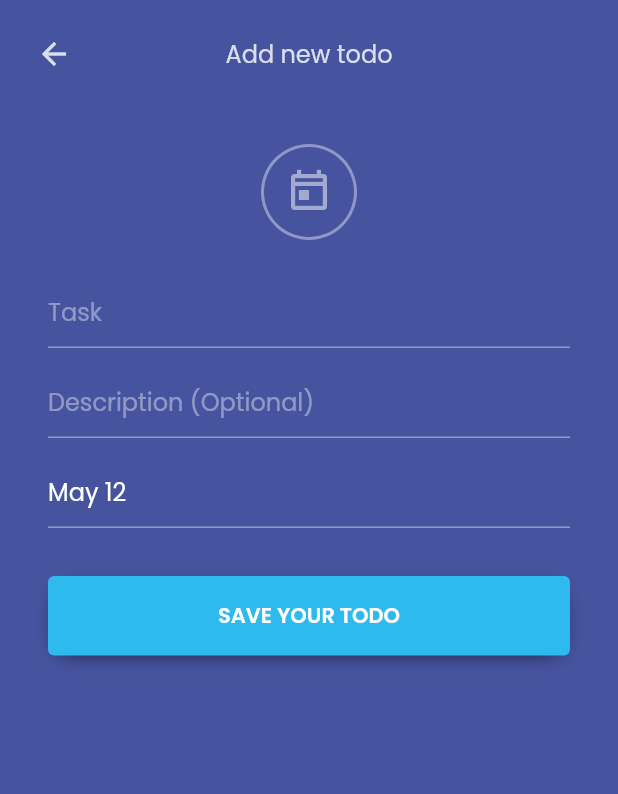
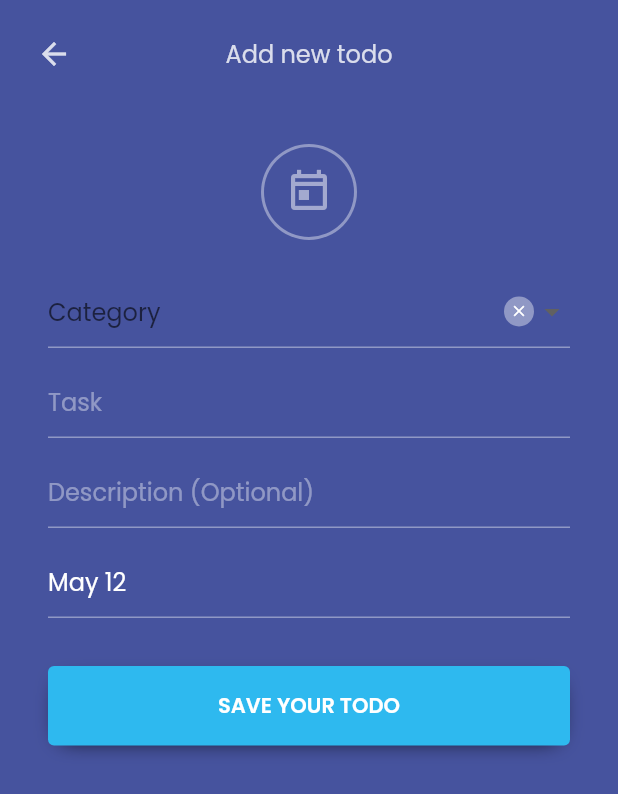
Before and after one commit to surajboniwal/elred, a Flutter app: the AddTodoScreen screen opened directly, on a phone screen of 412 x 824 dp. Shown: the top 794 px of the screen. Run offline on Flutter 3.47's test engine with Material 2 defaults, Android fonts, the phone set to English and light mode, and no system bars; our stand-ins replace cloud_firestore, firebase_auth, firebase_core, get_it, google_sign_in; accounts and stored records are empty.

Commit message:
UI changes and features

```diff
--- a/lib/features/todo/models/todo.dart
+++ b/lib/features/todo/models/todo.dart
@@ -1,3 +1,4 @@
+// ignore_for_file: public_member_api_docs, sort_constructors_first
 import 'dart:convert';
 
 import 'package:cloud_firestore/cloud_firestore.dart';
@@ -7,6 +8,7 @@ class Todo {
   final String task;
   final String description;
   final DateTime date;
+  final String category;
   final bool completed;
 
   Todo({
@@ -14,6 +16,7 @@ class Todo {
     required this.task,
     required this.description,
     required this.date,
+    required this.category,
     required this.completed,
   });
 
@@ -22,6 +25,7 @@ class Todo {
     String? task,
     String? description,
     DateTime? date,
+    String? category,
     bool? completed,
   }) {
     return Todo(
@@ -29,41 +33,41 @@ class Todo {
       task: task ?? this.task,
       description: description ?? this.description,
       date: date ?? this.date,
+      category: category ?? this.category,
       completed: completed ?? this.completed,
     );
   }
 
   Map<String, dynamic> toMap() {
-    final result = <String, dynamic>{};
-
-    if (id != null) {
-      result.addAll({'id': id});
-    }
-    result.addAll({'task': task});
-    result.addAll({'description': description});
-    result.addAll({'date': date.toString()});
-    result.addAll({'completed': completed});
-
-    return result;
+    return <String, dynamic>{
+      'id': id,
+      'task': task,
+      'description': description,
+      'date': date.toString(),
+      'category': category,
+      'completed': completed,
+    };
   }
 
   factory Todo.fromMap(Map<String, dynamic> map) {
     return Todo(
-      id: map['id'],
-      task: map['task'] ?? '',
-      description: map['description'] ?? '',
+      id: map['id'] != null ? map['id'] as String : null,
+      task: map['task'] as String,
+      description: map['description'] as String,
       date: DateTime.parse(map['date']),
-      completed: map['completed'] ?? false,
+      category: map['category'] as String,
+      completed: map['completed'] as bool,
     );
   }
 
   String toJson() => json.encode(toMap());
 
-  factory Todo.fromJson(String source) => Todo.fromMap(json.decode(source));
+  factory Todo.fromJson(String source) =>
+      Todo.fromMap(json.decode(source) as Map<String, dynamic>);
 
   @override
   String toString() {
-    return 'Todo(id: $id, task: $task, description: $description, date: $date, completed: $completed)';
+    return 'Todo(id: $id, task: $task, description: $description, date: $date, category: $category, completed: $completed)';
   }
 
   factory Todo.fromDocument(QueryDocumentSnapshot doc) => Todo(
@@ -72,22 +76,28 @@ class Todo {
         description: doc.get('description'),
         completed: doc.get('completed'),
         date: DateTime.parse(doc.get('date')),
+        category: doc.get("category"),
       );
 
   @override
-  bool operator ==(Object other) {
+  bool operator ==(covariant Todo other) {
     if (identical(this, other)) return true;
 
-    return other is Todo &&
-        other.id == id &&
+    return other.id == id &&
         other.task == task &&
         other.description == description &&
         other.date == date &&
+        other.category == category &&
         other.completed == completed;
   }
 
   @override
   int get hashCode {
-    return id.hashCode ^ task.hashCode ^ description.hashCode ^ date.hashCode ^ completed.hashCode;
+    return id.hashCode ^
+        task.hashCode ^
+        description.hashCode ^
+        date.hashCode ^
+        category.hashCode ^
+        completed.hashCode;
   }
 }
--- a/lib/features/todo/screens/add_todo_screen.dart
+++ b/lib/features/todo/screens/add_todo_screen.dart
@@ -4,6 +4,7 @@ import 'package:elred/shared/theme/app_colors.dart';
 import 'package:flutter/material.dart';
 import 'package:provider/provider.dart';
 
+import '../../../shared/widgets/app_dropdown.dart';
 import '../../../shared/widgets/app_text_field.dart';
 import '../providers/todo_provider.dart';
 import '../widgets/delete_confirmation_dialog.dart';
@@ -28,6 +29,8 @@ class _AddTodoScreenState extends State<AddTodoScreen> {
   late final TextEditingController dateController;
   late DateTime date;
 
+  final category = ValueNotifier<String?>(null);
+
   final formKey = GlobalKey<FormState>();
 
   @override
@@ -35,16 +38,24 @@ class _AddTodoScreenState extends State<AddTodoScreen> {
     super.initState();
 
     taskController = TextEditingController(text: widget.todo?.task);
-    descriptionController = TextEditingController(text: widget.todo?.description);
+    descriptionController =
+        TextEditingController(text: widget.todo?.description);
     dateController = TextEditingController(
-      text: widget.todo?.date == null ? DateTime.now().formatted : widget.todo?.date.formatted,
+      text: widget.todo?.date == null
+          ? DateTime.now().formatted
+          : widget.todo?.date.formatted,
     );
     date = widget.todo?.date ?? DateTime.now();
+    if (widget.todo?.category != null) category.value = widget.todo?.category;
   }
 
   @override
   void dispose() {
     super.dispose();
+
+    taskController.dispose();
+    descriptionController.dispose();
+    dateController.dispose();
   }
 
   @override
@@ -85,11 +96,14 @@ class _AddTodoScreenState extends State<AddTodoScreen> {
                         onTap: () async {
                           final delete = await showDialog(
                             context: context,
-                            builder: (context) => const DeleteConfirmationDialog(),
+                            builder: (context) =>
+                                const DeleteConfirmationDialog(),
                           );
 
                           if (delete == true) {
-                            await context.read<TodoProvider>().deleteTodo(widget.todo!);
+                            await context
+                                .read<TodoProvider>()
+                                .deleteTodo(widget.todo!);
                             Navigator.of(context).pop();
                           }
                         },
@@ -124,6 +138,11 @@ class _AddTodoScreenState extends State<AddTodoScreen> {
                 key: formKey,
                 child: Column(
                   children: [
+                    AppDropdown(
+                      notifier: category,
+                      hint: "Category",
+                    ),
+                    const SizedBox(height: 12.0),
                     AppTextField(
                       controller: taskController,
                       hint: "Task",
@@ -174,6 +193,7 @@ class _AddTodoScreenState extends State<AddTodoScreen> {
                             description: descriptionController.text,
                             date: date,
                             completed: false,
+                            category: category.value ?? "",
                           ),
                         );
                   } else {
@@ -184,6 +204,7 @@ class _AddTodoScreenState extends State<AddTodoScreen> {
                             description: descriptionController.text,
                             date: date,
                             completed: widget.todo?.completed ?? false,
+                            category: category.value ?? "",
                           ),
                         );
                   }
--- /dev/null
+++ b/lib/shared/widgets/app_dropdown.dart
@@ -0,0 +1,113 @@
+import 'package:flutter/material.dart';
+
+class AppDropdown extends StatelessWidget {
+  const AppDropdown({
+    super.key,
+    required this.notifier,
+    required this.hint,
+  });
+
+  final ValueNotifier<String?> notifier;
+  final String hint;
+
+  static const items = ["Work", "Travel", "Shopping"];
+
+  @override
+  Widget build(BuildContext context) {
+    return ValueListenableBuilder(
+        valueListenable: notifier,
+        builder: (context, value, child) {
+          return DropdownButtonFormField(
+            selectedItemBuilder: (context) => items
+                .map(
+                  (e) => Text(
+                    e,
+                    style: const TextStyle(
+                      color: Colors.white,
+                      fontFamily: "Poppins",
+                      fontSize: 16.0,
+                    ),
+                  ),
+                )
+                .toList(),
+            items: items
+                .map(
+                  (e) => DropdownMenuItem<String>(
+                    value: e,
+                    child: Text(
+                      e,
+                    ),
+                  ),
+                )
+                .toList(),
+            onChanged: (value) {
+              notifier.value = value;
+            },
+            value: value,
+            style: const TextStyle(
+              color: Colors.black87,
+              fontFamily: "Poppins",
+              fontSize: 16.0,
+            ),
+            decoration: InputDecoration(
+              hintText: hint,
+              border: UnderlineInputBorder(
+                borderSide: BorderSide(
+                  color: Colors.white.withOpacity(0.4),
+                ),
+              ),
+              enabledBorder: UnderlineInputBorder(
+                borderSide: BorderSide(
+                  color: Colors.white.withOpacity(0.4),
+                ),
+              ),
+              disabledBorder: UnderlineInputBorder(
+                borderSide: BorderSide(
+                  color: Colors.white.withOpacity(0.4),
+                ),
+              ),
+              focusedBorder: UnderlineInputBorder(
+                borderSide: BorderSide(
+                  color: Colors.white.withOpacity(0.8),
+                ),
+              ),
+              errorBorder: const UnderlineInputBorder(
+                borderSide: BorderSide(
+                  color: Colors.amber,
+                ),
+              ),
+              focusedErrorBorder: const UnderlineInputBorder(
+                borderSide: BorderSide(
+                  color: Colors.amber,
+                ),
+              ),
+              hintStyle: TextStyle(
+                color: Colors.white.withOpacity(0.4),
+              ),
+              errorStyle: const TextStyle(
+                color: Colors.amber,
+              ),
+              suffix: GestureDetector(
+                onTap: () {
+                  notifier.value = null;
+                },
+                child: CircleAvatar(
+                  backgroundColor: Colors.white.withOpacity(0.4),
+                  radius: 10,
+                  child: const Icon(
+                    Icons.close,
+                    size: 12.0,
+                    color: Colors.white,
+                  ),
+                ),
+              ),
+            ),
+            validator: (value) {
+              if (value == null || value.isEmpty) return "$hint is required";
+
+              return null;
+            },
+          );
+        });
+  }
+}
--- a/lib/shared/widgets/app_text_field.dart
+++ b/lib/shared/widgets/app_text_field.dart
@@ -70,6 +70,22 @@ class AppTextField extends StatelessWidget {
           errorStyle: const TextStyle(
             color: Colors.amber,
           ),
+          suffix: onTap != null
+              ? null
+              : GestureDetector(
+                  onTap: () {
+                    controller.clear();
+                  },
+                  child: CircleAvatar(
+                    backgroundColor: Colors.white.withOpacity(0.4),
+                    radius: 10,
+                    child: const Icon(
+                      Icons.close,
+                      size: 12.0,
+                      color: Colors.white,
+                    ),
+                  ),
+                ),
         ),
         style: const TextStyle(
           color: Colors.white,
```
Also changed, not shown: lib/features/todo/widgets/home_header.dart (+7 -3 lines), lib/features/todo/widgets/todo_tile.dart (+31 -5 lines), assets/images/shopping.png (added), assets/images/travel.png (added), assets/images/work.png (added).
